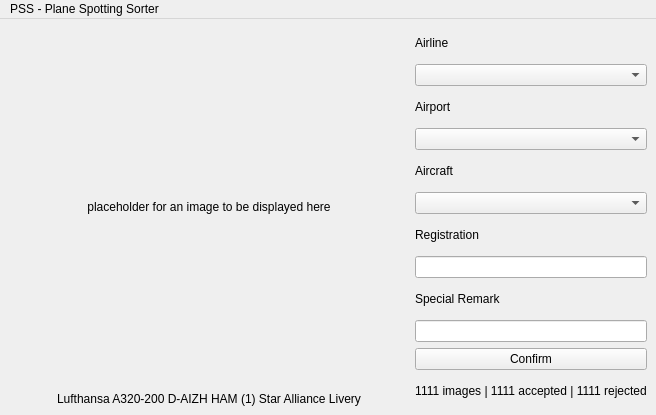
This is PSS/mainwindow.ui in felixkluever/PSS as Qt 5 draws it before an edit. The edited form follows.
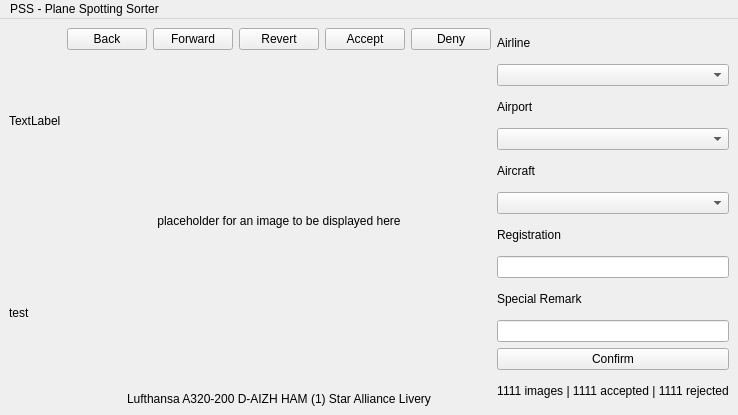
This is the edited form.

Commit message: added iconbutton placeholder

The edit to the form file:
```diff
--- a/PSS/mainwindow.ui
+++ b/PSS/mainwindow.ui
@@ -19,6 +19,45 @@
      <layout class="QHBoxLayout" name="mainHorizontalLayout">
       <item>
        <layout class="QVBoxLayout" name="centralLayout">
+        <item>
+         <layout class="QHBoxLayout" name="iconButtonLayout">
+          <item>
+           <widget class="QPushButton" name="backButton">
+            <property name="text">
+             <string>Back</string>
+            </property>
+           </widget>
+          </item>
+          <item>
+           <widget class="QPushButton" name="forwardButton">
+            <property name="text">
+             <string>Forward</string>
+            </property>
+           </widget>
+          </item>
+          <item>
+           <widget class="QPushButton" name="revertButton">
+            <property name="text">
+             <string>Revert</string>
+            </property>
+           </widget>
+          </item>
+          <item>
+           <widget class="QPushButton" name="acceptButton">
+            <property name="text">
+             <string>Accept</string>
+            </property>
+           </widget>
+          </item>
+          <item>
+           <widget class="QPushButton" name="denyButton">
+            <property name="text">
+             <string>Deny</string>
+            </property>
+           </widget>
+          </item>
+         </layout>
+        </item>
         <item>
          <widget class="QLabel" name="centralImageViewLabel">
           <property name="sizePolicy">
@@ -136,7 +175,22 @@
      </layout>
     </item>
     <item row="0" column="0">
-     <layout class="QVBoxLayout" name="imageLayout"/>
+     <layout class="QVBoxLayout" name="previewLayout">
+      <item>
+       <widget class="QLabel" name="label_2">
+        <property name="text">
+         <string>TextLabel</string>
+        </property>
+       </widget>
+      </item>
+      <item>
+       <widget class="QLabel" name="label">
+        <property name="text">
+         <string>test</string>
+        </property>
+       </widget>
+      </item>
+     </layout>
     </item>
    </layout>
   </widget>
```
